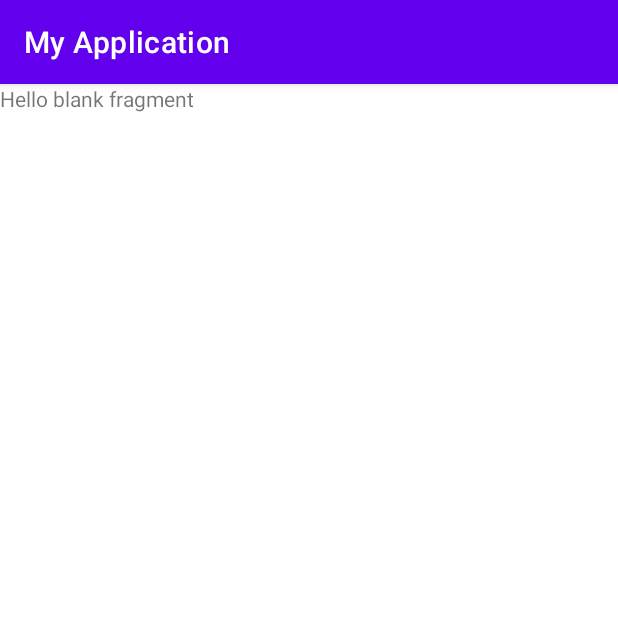
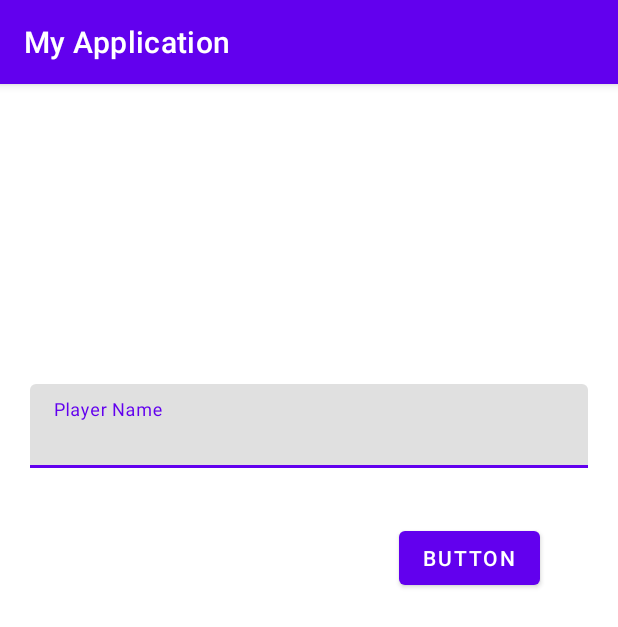
Before and after one commit to Andr3B0t/Adv160421013Week2, an Android app: the fragment MainFragment shown on its own in the app's theme, on a phone screen of 412 x 824 dp. Shown: the top 627 px of the screen. Run offline under Robolectric (Android 15) with nearby library versions, the phone set to English and light mode, and no system bars.

Commit message:
Clean fragments and added fragment layouts

```diff
--- a/app/src/main/java/com/ubaya/myapplication/MainFragment.kt
+++ b/app/src/main/java/com/ubaya/myapplication/MainFragment.kt
@@ -6,28 +6,8 @@ import android.view.LayoutInflater
 import android.view.View
 import android.view.ViewGroup
 
-// TODO: Rename parameter arguments, choose names that match
-// the fragment initialization parameters, e.g. ARG_ITEM_NUMBER
-private const val ARG_PARAM1 = "param1"
-private const val ARG_PARAM2 = "param2"
 
-/**
- * A simple [Fragment] subclass.
- * Use the [MainFragment.newInstance] factory method to
- * create an instance of this fragment.
- */
 class MainFragment : Fragment() {
-    // TODO: Rename and change types of parameters
-    private var param1: String? = null
-    private var param2: String? = null
-
-    override fun onCreate(savedInstanceState: Bundle?) {
-        super.onCreate(savedInstanceState)
-        arguments?.let {
-            param1 = it.getString(ARG_PARAM1)
-            param2 = it.getString(ARG_PARAM2)
-        }
-    }
 
     override fun onCreateView(
         inflater: LayoutInflater, container: ViewGroup?,
@@ -36,24 +16,4 @@ class MainFragment : Fragment() {
         // Inflate the layout for this fragment
         return inflater.inflate(R.layout.fragment_main, container, false)
     }
-
-    companion object {
-        /**
-         * Use this factory method to create a new instance of
-         * this fragment using the provided parameters.
-         *
-         * @param param1 Parameter 1.
-         * @param param2 Parameter 2.
-         * @return A new instance of fragment MainFragment.
-         */
-        // TODO: Rename and change types and number of parameters
-        @JvmStatic
-        fun newInstance(param1: String, param2: String) =
-            MainFragment().apply {
-                arguments = Bundle().apply {
-                    putString(ARG_PARAM1, param1)
-                    putString(ARG_PARAM2, param2)
-                }
-            }
-    }
 }
--- /dev/null
+++ b/app/src/main/res/drawable/baseline_arrow_back_ios_24.xml
@@ -0,0 +1,5 @@
+<vector android:autoMirrored="true" android:height="24dp"
+    android:tint="#000000" android:viewportHeight="24"
+    android:viewportWidth="24" android:width="24dp" xmlns:android="http://schemas.android.com/apk/res/android">
+    <path android:fillColor="@android:color/white" android:pathData="M11.67,3.87L9.9,2.1 0,12l9.9,9.9 1.77,-1.77L3.54,12z"/>
+</vector>
--- /dev/null
+++ b/app/src/main/res/drawable/baseline_keyboard_backspace_24.xml
@@ -0,0 +1,5 @@
+<vector android:autoMirrored="true" android:height="24dp"
+    android:tint="#000000" android:viewportHeight="24"
+    android:viewportWidth="24" android:width="24dp" xmlns:android="http://schemas.android.com/apk/res/android">
+    <path android:fillColor="@android:color/white" android:pathData="M21,11H6.83l3.58,-3.59L9,6l-6,6 6,6 1.41,-1.41L6.83,13H21z"/>
+</vector>
--- a/app/src/main/res/layout/fragment_main.xml
+++ b/app/src/main/res/layout/fragment_main.xml
@@ -1,14 +1,45 @@
 <?xml version="1.0" encoding="utf-8"?>
 <FrameLayout xmlns:android="http://schemas.android.com/apk/res/android"
+    xmlns:app="http://schemas.android.com/apk/res-auto"
     xmlns:tools="http://schemas.android.com/tools"
     android:layout_width="match_parent"
     android:layout_height="match_parent"
     tools:context=".MainFragment">
 
     <!-- TODO: Update blank fragment layout -->
-    <TextView
+    <androidx.constraintlayout.widget.ConstraintLayout
         android:layout_width="match_parent"
-        android:layout_height="match_parent"
-        android:text="@string/hello_blank_fragment" />
+        android:layout_height="match_parent">
+
+        <com.google.android.material.textfield.TextInputLayout
+            android:id="@+id/textInputLayout"
+            android:layout_width="match_parent"
+            android:layout_height="wrap_content"
+            android:layout_marginStart="20dp"
+            android:layout_marginTop="200dp"
+            android:layout_marginEnd="20dp"
+            android:hint="Player Name"
+            app:hintAnimationEnabled="true"
+            app:hintEnabled="true"
+            app:layout_constraintEnd_toEndOf="parent"
+            app:layout_constraintStart_toStartOf="parent"
+            app:layout_constraintTop_toTopOf="parent">
+
+            <com.google.android.material.textfield.TextInputEditText
+                android:id="@+id/txtName"
+                android:layout_width="match_parent"
+                android:layout_height="wrap_content" />
+        </com.google.android.material.textfield.TextInputLayout>
+
+        <Button
+            android:id="@+id/btnStart"
+            android:layout_width="wrap_content"
+            android:layout_height="wrap_content"
+            android:layout_marginTop="36dp"
+            android:layout_marginEnd="52dp"
+            android:text="Button"
+            app:layout_constraintEnd_toEndOf="parent"
+            app:layout_constraintTop_toBottomOf="@+id/textInputLayout" />
+    </androidx.constraintlayout.widget.ConstraintLayout>
 
 </FrameLayout>
```
Also changed, not shown: app/src/main/java/com/ubaya/myapplication/GameFragment.kt (+0 -39 lines), app/src/main/res/layout/fragment_game.xml (+28 -4 lines).
